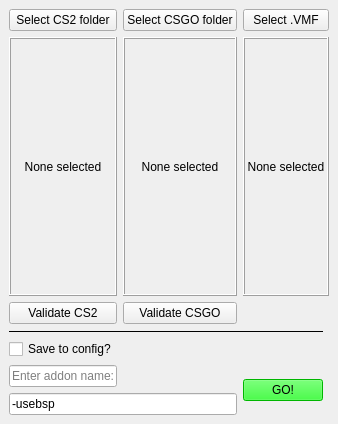
LaplaceTor/cs2-map-importer, file src/ui/interface.ui: the form before one commit.
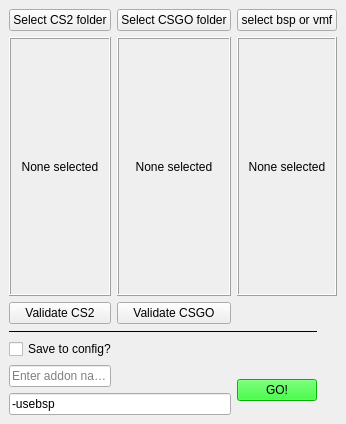
The form after the commit.

Diff of the .ui file:
```diff
--- a/src/ui/interface.ui
+++ b/src/ui/interface.ui
@@ -145,7 +145,7 @@
          <string extracomment="Doesn't need to be in a &quot;maps&quot; folder, one will be created then deleted afterwards if necessary."/>
         </property>
         <property name="text">
-         <string>Select .VMF</string>
+         <string>select bsp or vmf</string>
         </property>
        </widget>
       </item>
```
